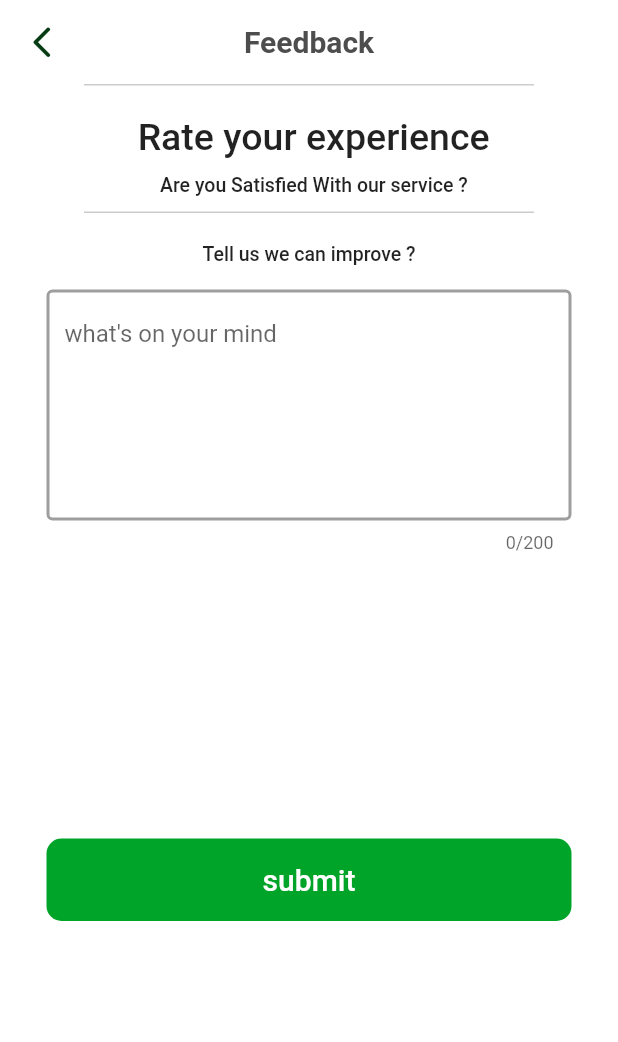
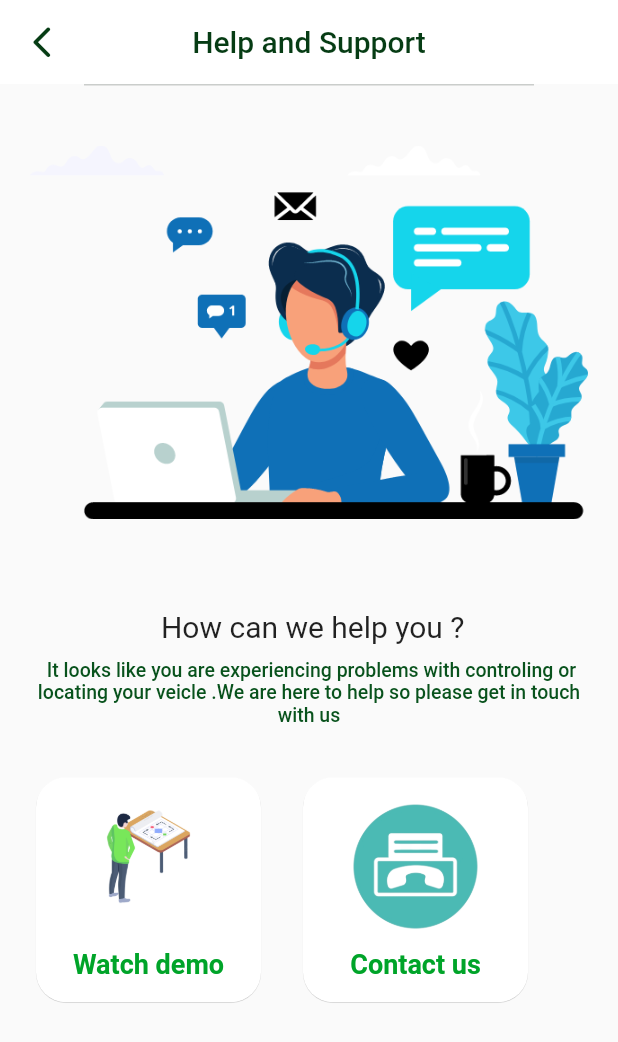
Before and after one commit to Ebrahim15/Graduation_Project, a Flutter app: the HelpAndSupport screen opened directly, on a phone screen of 412 x 824 dp. Shown: the top 1042 px of the screen. Run offline on Flutter 3.47's test engine with Material 2 defaults, Android fonts, the phone set to English and light mode, and no system bars; our stand-ins replace bloc, cloud_firestore, conditional_builder_null_safety, dio, firebase_auth, firebase_core and 14 more; missing offline and left inert: dart:ffi, holding_gesture; accounts and stored records are empty.

Commit message:
feedback about us

```diff
--- a/lib/layout/app_layout/app_layout.dart
+++ b/lib/layout/app_layout/app_layout.dart
@@ -26,7 +26,7 @@ class _AppLayoutState extends State<AppLayout> {
       return [
         HomeScreen(),
         Profile(),
-        Settings(),
+        SettingsScreen(),
         // MainScreen(),
         // SettingsScreen()
       ];
--- a/lib/modules/connection/connection_screen.dart
+++ b/lib/modules/connection/connection_screen.dart
@@ -143,7 +143,7 @@ class _WifiSetterState extends State<WifiSetter> {
             stopScan();
             Navigator.push(
               context,
-              MaterialPageRoute(builder: (context) => Settings()),
+              MaterialPageRoute(builder: (context) => SettingsScreen()),
             );
           } ,
         ) ,
--- a/lib/modules/feadback_screen/cubit/cubit.dart
+++ b/lib/modules/feadback_screen/cubit/cubit.dart
@@ -10,5 +10,8 @@ class FeedBackCubit extends Cubit<FeedBackStats>
   static FeedBackCubit get (context) => BlocProvider.of(context);
 
   final TextEditingController controller = TextEditingController();
+  final TextEditingController rating = TextEditingController();
+
+
   final GlobalKey<FormState> dialogKey = GlobalKey();
 }
--- a/lib/modules/feadback_screen/feedback_screen.dart
+++ b/lib/modules/feadback_screen/feedback_screen.dart
@@ -87,6 +87,7 @@ class FeedBack extends StatelessWidget {
                         color: Colors.amber,
                       ),
                       onRatingUpdate: (rating) {
+                        FeedBackCubit.get(context).rating.text= rating.toString();
                         print(rating);
                       },
                     ),
@@ -146,16 +147,19 @@ class FeedBack extends StatelessWidget {
                       buttonText: 'submit',
                       onPressed: () async {
                         print(FeedBackCubit.get(context).controller.text);
-                        if (FeedBackCubit.get(context)
-                            .dialogKey
-                            .currentState!
-                            .validate()) {
+                        if (
+                        FeedBackCubit.
+                        get(context).
+                        dialogKey.currentState != null && FeedBackCubit.
+                        get(context).dialogKey.currentState!.validate()) {
+
                           String massage;
                           try {
                             final collection = FirebaseFirestore.instance
-                                .collection('database');
+                                .collection('feedback');
                             await collection.doc().set({
                               'timestamp': FieldValue.serverTimestamp(),
+                              'rtaing':FeedBackCubit.get(context).rating.text,
                               'feedback':FeedBackCubit.get(context).controller.text,
                             });
                             massage='Feedback sent successfully';
--- a/lib/modules/helpandsuport_screen/helpandsupport_screen.dart
+++ b/lib/modules/helpandsuport_screen/helpandsupport_screen.dart
@@ -7,6 +7,7 @@ import 'package:flutter_rating_bar/flutter_rating_bar.dart';
 import 'package:graduation_project/modules/feadback_screen/cubit/cubit.dart';
 import 'package:graduation_project/modules/feadback_screen/cubit/states.dart';
 import 'package:graduation_project/modules/helpandsuport_screen/cubit/cubit.dart';
+import 'package:graduation_project/modules/settings/settings_screen.dart';
 import 'package:graduation_project/shared/constants/constants.dart';
 import '../../layout/app_layout/app_layout.dart';
 import '../../shared/components/components.dart';
@@ -23,17 +24,17 @@ class HelpAndSupport extends StatelessWidget {
         listener: (context, state) {},
         builder: (context, state) {
           return Scaffold(
-            backgroundColor: Colors.white,
+           // backgroundColor: Colors.white,
             appBar: AppBar(
               backgroundColor: Colors.white,
               elevation: 0.00,
               centerTitle: true,
               title: const Text(
-                'Feedback',
+                'Help and Support',
                 style: TextStyle(
                   fontSize: 20,
-                  fontWeight: FontWeight.bold,
-                  color: Color(0xFF4d4d4d),
+                  fontWeight: FontWeight.w500,
+                  color: Color(0xFF063C14),
                 ),
               ),
               leading: IconButton(
@@ -45,7 +46,7 @@ class HelpAndSupport extends StatelessWidget {
                 onPressed: () {
                   Navigator.push(
                     context,
-                    MaterialPageRoute(builder: (context) => AppLayout()),
+                    MaterialPageRoute(builder: (context) => SettingsScreen()),
                   );
                 },
               ),
@@ -61,113 +62,58 @@ class HelpAndSupport extends StatelessWidget {
                     const SizedBox(
                       height: 20,
                     ),
-                    const Text(
-                      ' Rate your experience',
-                      style:
-                          TextStyle(fontSize: 25, fontWeight: FontWeight.w500),
+                    Padding(
+                      padding: const EdgeInsets.all(20.0),
+                      child: Image.asset(
+                        'assets/images/support-img.png',
+                      ),
                     ),
-                    const SizedBox(
-                      height: 10,
-                    ),
-                    const Text(
-                      '  Are you Satisfied With our service ?',
-                      style:
-                          TextStyle(fontSize: 13, fontWeight: FontWeight.w500),
-                    ),
-                    const SizedBox(
-                      height: 10,
-                    ),
-                    // RatingBar.builder(
-                    //   initialRating: 1,
-                    //   minRating: 1,
-                    //   direction: Axis.horizontal,
-                    //   allowHalfRating: true,
-                    //   itemCount: 5,
-                    //   itemPadding: const EdgeInsets.symmetric(horizontal: 4.0),
-                    //   itemBuilder: (context, _) => const Icon(
-                    //     Icons.star,
-                    //     color: Colors.amber,
-                    //   ),
-                    //   onRatingUpdate: (rating) {
-                    //     print(rating);
-                    //   },
-                    // ),
-                    // const SizedBox(
-                    //   height: 20,
-                    // ),
-                    lineItem(width: 300),
                     const SizedBox(
                       height: 20,
                     ),
-                    const Text(
-                      'Tell us we can improve ?',
-                      style:
-                          TextStyle(fontSize: 13, fontWeight: FontWeight.w500),
-                    ),
+
                     Padding(
-                      padding:
-                          EdgeInsets.symmetric(horizontal: 8, vertical: 16),
-                      child: SizedBox(
-                        width: 350,
-                        height: 350,
-                        child: TextFormField(
-
-                          controller: HelpAndSupportCubit.get(context).controller,
-                          key: HelpAndSupportCubit.get(context).dialogKey,
-                          maxLines: 6,
-                          maxLength: 200,
-                          keyboardType: TextInputType.multiline,
-                          textInputAction: TextInputAction.done,
-                          decoration: InputDecoration(
-                            focusedBorder: OutlineInputBorder(
-                              borderSide: BorderSide(
-                                width: 2,
-                                color: Color(0xff8CEA78),
-                              ),
+                      padding: const EdgeInsets.all(20.0),
+                      child: Column(
+                        children: [
+                          Text(
+                            ' How can we help you ?',
+                            style:
+                            TextStyle(fontSize: 20, fontWeight: FontWeight.w400),
+                          ),
+                          SizedBox(
+                            height: 10,
+                          ),
+                          Text(
+                            ' It looks like you are experiencing problems with controling or locating your veicle .We are here to help so please get in touch with us',
+                            textAlign: TextAlign.center,
+                            style:
+                            TextStyle(
+                                fontSize: 13,
+                                fontWeight: FontWeight.w500,
+                              color: Color(0xFF08521C),
                             ),
-                            enabledBorder: OutlineInputBorder(
-                              borderSide:
-                                  BorderSide(width: 2, color: Colors.grey),
+                          ),
+                          Padding(
+                            padding: const EdgeInsets.only(top: 30,bottom: 30),
+                            child: Row(
+                              children: [
+                                homeCard(
+                                    cardMasage: 'Watch demo',
+                                    cardImage:'assets/images/watchdemo1.png',
+                                    ontap: (){}),
+                                SizedBox(
+                                  width: 20,
+                                ),
+                                homeCard(
+                                    cardMasage: 'Contact us',
+                                    cardImage:'assets/images/contactus32.png',
+                                    ontap: (){})
+                              ],
                             ),
-                            // contentPadding: EdgeInsets.symmetric(vertical: 400.0),
-                            border: OutlineInputBorder(),
-                            hintText: 'what\'s on your mind ',
                           ),
-                          validator: (String? text)
-                          {
-                            if(text==null||text.isEmpty)
-                            {
-                              return'Please enter a value';
-                            }
-                            return null;
-                          },
-                        ),
+                        ],
                       ),
-                    ),
-                    defaultLogInOutButton(
-                      buttonText: 'submit',
-                      onPressed: () async {
-                        print(HelpAndSupportCubit.get(context).controller.text);
-                        if (HelpAndSupportCubit.get(context)
-                            .dialogKey
-                            .currentState!
-                            .validate()) {
-                          String massage;
-                          try {
-                            final collection = FirebaseFirestore.instance
-                                .collection('database');
-                            await collection.doc().set({
-                              'timestamp': FieldValue.serverTimestamp(),
-                              'feedback':HelpAndSupportCubit.get(context).controller.text,
-                            });
-                            massage='Feedback sent successfully';
-                          } catch (_) {
-                            massage = 'Error when sending';
-                          }
-                          ScaffoldMessenger.of(context).showSnackBar(SnackBar(content:Text(massage)));
-                        }
-                      },
-                      wid: 350,
                     ),
                   ],
                 ),
```
Also changed, not shown: lib/modules/aboutus_screen/aboutus_screen.dart (+24 -33 lines), lib/modules/controler_screen/controler-screen.dart (+31 -25 lines), lib/modules/settings/settings_screen.dart (+4 -4 lines), assets/images/Automower-450X-action-3.webp (added), assets/images/contactus32.png (added), assets/images/green_energy.jpg (added), assets/images/profile2.jpg (deleted), assets/images/shopping-cart.jpg (deleted), assets/images/solar.webp (added), assets/images/support-img.png (added), assets/images/watchdemo.png (added), assets/images/watchdemo1.png (added), pubspec.lock, 1 other file.
